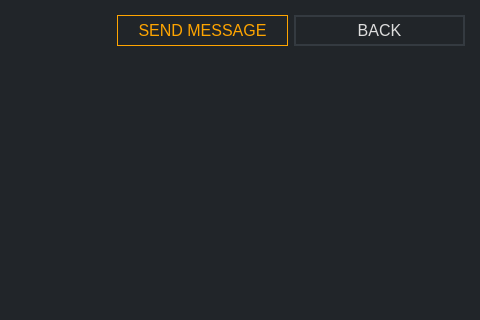
ConcealNetwork/conceal-desktop, file src/gui/ui/sendmessageframe.ui: the form before one commit; both pictures show x 790 to 1270 and y 0 to 320 of the 1270 by 700 pixel window.
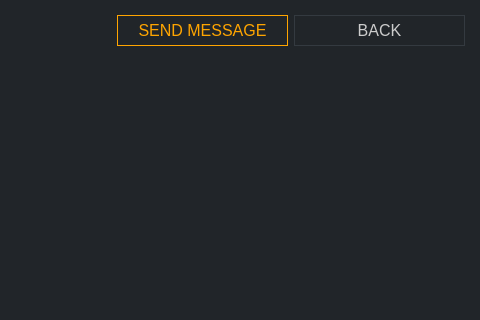
The form after the commit.

What changed in the file:
```diff
--- a/src/gui/ui/sendmessageframe.ui
+++ b/src/gui/ui/sendmessageframe.ui
@@ -105,7 +105,9 @@
         </font>
        </property>
        <property name="styleSheet">
-        <string notr="true">color: #ddd; border: 2px solid #343a40; font-size: 16px; background-color: #21259;</string>
+        <string notr="true">QPushButton#m_backButton {color: #ccc; border: 1px solid #343a40; font-size: 16px; background-color: #21259;}
+
+QPushButton#m_backButton:hover {color: #ddd; border: 2px solid #444; font-size: 16px; background-color: #21259;}</string>
        </property>
        <property name="text">
         <string>BACK</string>
```
Left out of the diff: 6 changed lines with no effect on the pictures.
